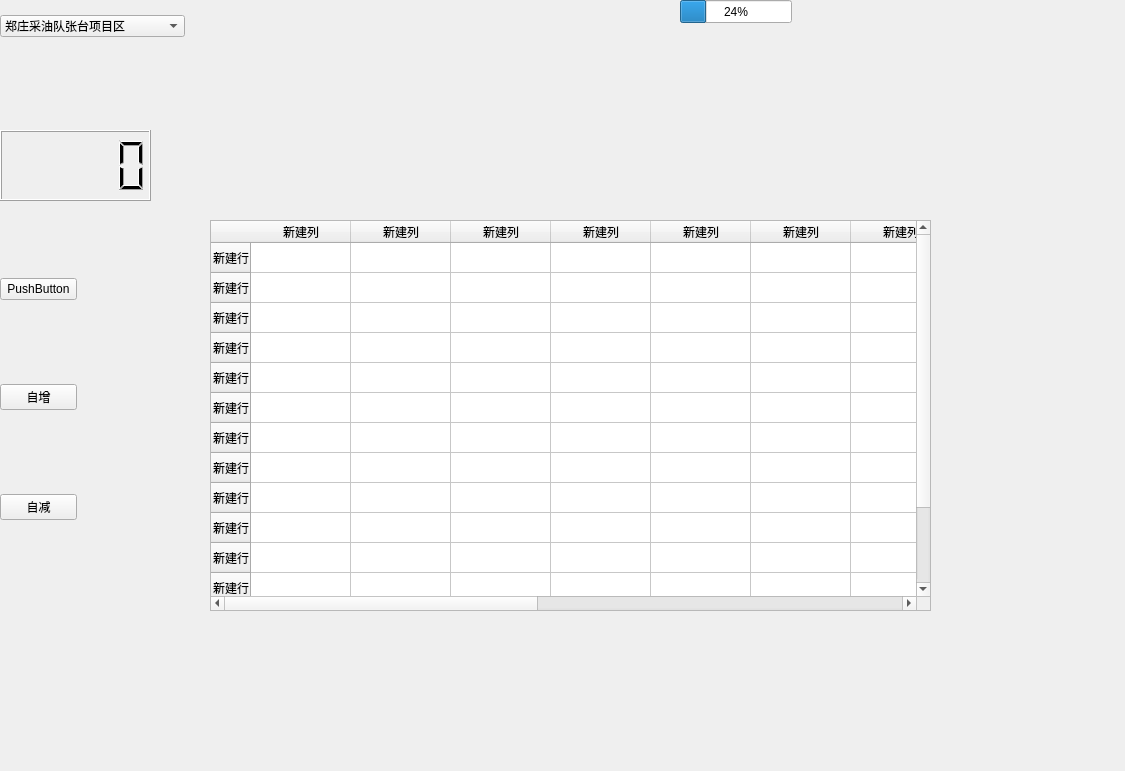
The window that widget.ui (wxiafbi/test) describes before a commit, drawn with Qt 5.
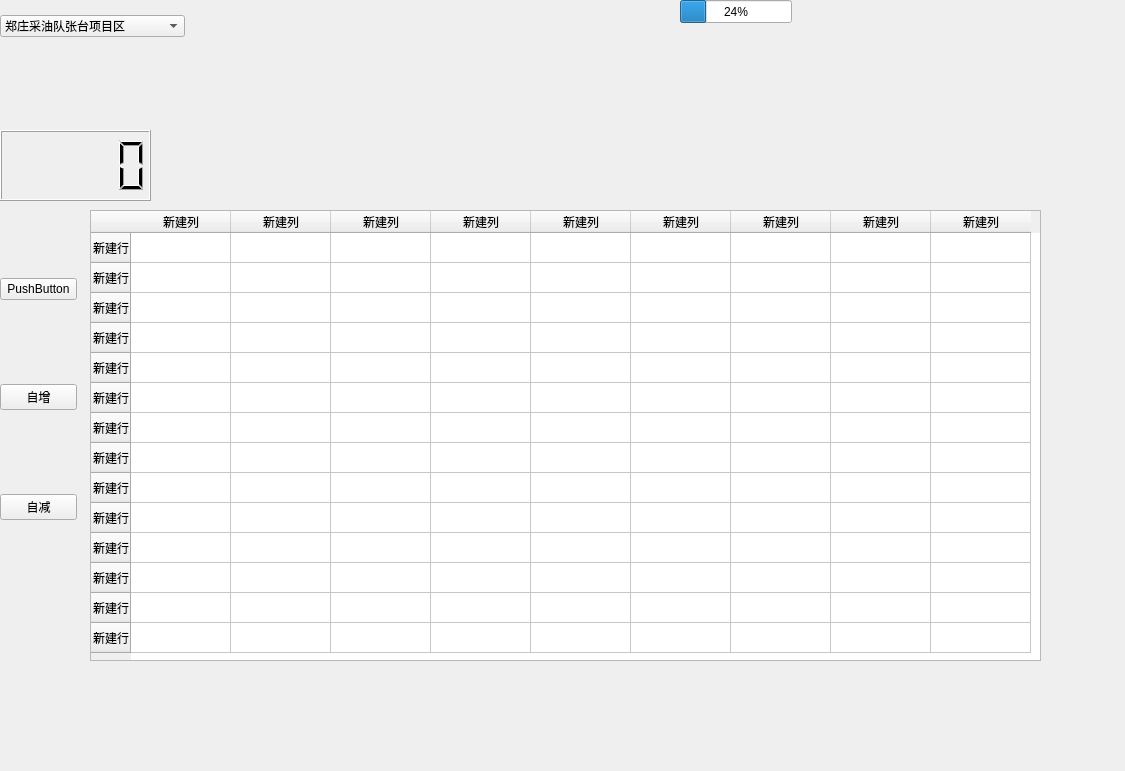
The same window after the commit.

Patch:
```diff
--- a/widget.ui
+++ b/widget.ui
@@ -108,10 +108,10 @@
   <widget class="QTableWidget" name="tableWidget">
    <property name="geometry">
     <rect>
-     <x>210</x>
-     <y>220</y>
-     <width>721</width>
-     <height>391</height>
+     <x>90</x>
+     <y>210</y>
+     <width>951</width>
+     <height>451</height>
     </rect>
    </property>
    <row>
@@ -224,26 +224,6 @@
      <string>新建列</string>
     </property>
    </column>
-   <column>
-    <property name="text">
-     <string>新建列</string>
-    </property>
-   </column>
-   <column>
-    <property name="text">
-     <string>新建列</string>
-    </property>
-   </column>
-   <column>
-    <property name="text">
-     <string>新建列</string>
-    </property>
-   </column>
-   <column>
-    <property name="text">
-     <string>新建列</string>
-    </property>
-   </column>
    <column>
     <property name="text">
      <string>新建列</string>
```
